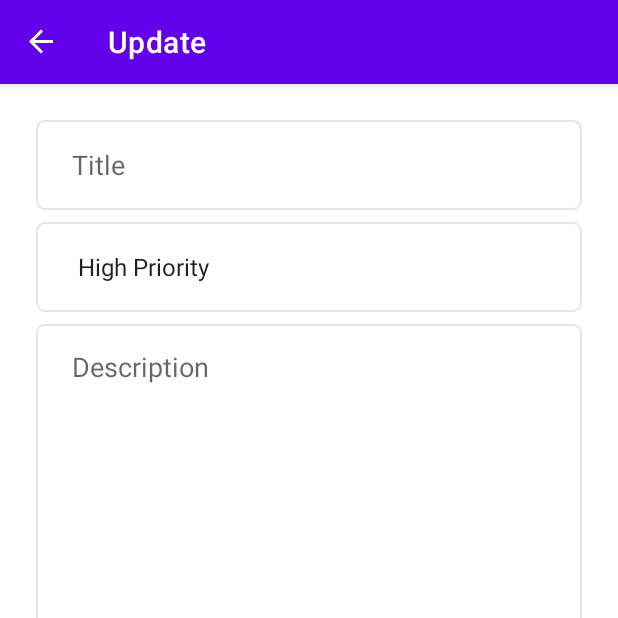
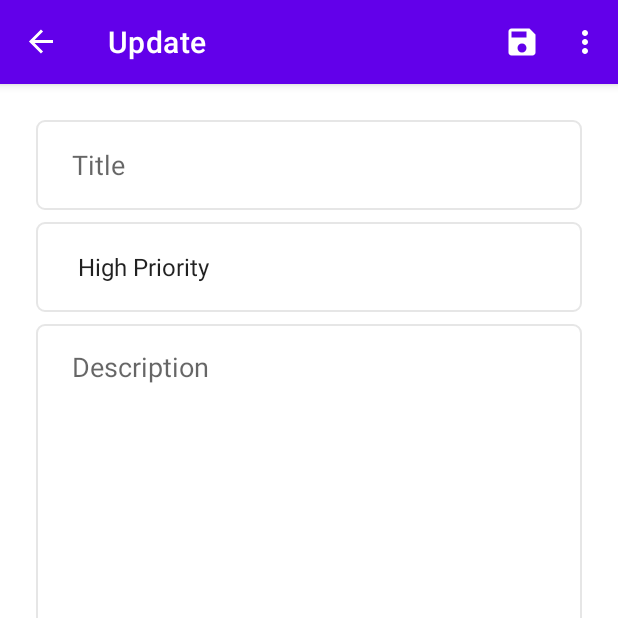
Before and after one commit to WSixx/To-Do-App-Clean-Architecture-Kotlin, an Android app: the UpdateFragment screen opened through its navigation route, on a phone screen of 412 x 824 dp, the top half of it. Run offline under Robolectric (Android 15) with nearby library versions, the phone set to English and light mode, and no system bars; our stand-ins replace navigation-ui.

Commit message:
Menu created

```diff
--- a/app/src/main/java/br/com/lucad/todoappcleanarch/fragments/add/AddFragment.kt
+++ b/app/src/main/java/br/com/lucad/todoappcleanarch/fragments/add/AddFragment.kt
@@ -1,10 +1,8 @@
 package br.com.lucad.todoappcleanarch.fragments.add
 
 import android.os.Bundle
+import android.view.*
 import androidx.fragment.app.Fragment
-import android.view.LayoutInflater
-import android.view.View
-import android.view.ViewGroup
 import br.com.lucad.todoappcleanarch.R
 
 class AddFragment : Fragment() {
@@ -13,8 +11,15 @@ class AddFragment : Fragment() {
         inflater: LayoutInflater, container: ViewGroup?,
         savedInstanceState: Bundle?
     ): View? {
+
+        setHasOptionsMenu(true)
+
         // Inflate the layout for this fragment
         return inflater.inflate(R.layout.fragment_add, container, false)
     }
 
+    override fun onCreateOptionsMenu(menu: Menu, inflater: MenuInflater) {
+        inflater.inflate(R.menu.add_fragment_menu, menu)
+    }
+
 }
--- a/app/src/main/java/br/com/lucad/todoappcleanarch/fragments/list/ListFragment.kt
+++ b/app/src/main/java/br/com/lucad/todoappcleanarch/fragments/list/ListFragment.kt
@@ -1,14 +1,9 @@
 package br.com.lucad.todoappcleanarch.fragments.list
 
 import android.os.Bundle
-import android.text.Layout
+import android.view.*
 import androidx.fragment.app.Fragment
-import android.view.LayoutInflater
-import android.view.View
-import android.view.ViewGroup
 import androidx.constraintlayout.widget.ConstraintLayout
-import androidx.navigation.Navigation
-import androidx.navigation.fragment.NavHostFragment
 import androidx.navigation.fragment.findNavController
 import br.com.lucad.todoappcleanarch.R
 import com.google.android.material.floatingactionbutton.FloatingActionButton
@@ -22,6 +17,8 @@ class ListFragment : Fragment() {
         // Inflate the layout for this fragment
         val view =  inflater.inflate(R.layout.fragment_list, container, false)
 
+        setHasOptionsMenu(true)
+
        view.findViewById<FloatingActionButton>(R.id.floatingActionButton).setOnClickListener {
             findNavController().navigate(R.id.action_listFragment_to_addFragment)
         }
@@ -32,4 +29,8 @@ class ListFragment : Fragment() {
 
         return view
     }
+
+    override fun onCreateOptionsMenu(menu: Menu, inflater: MenuInflater) {
+        inflater.inflate(R.menu.list_fragment_menu, menu)
+    }
 }
--- a/app/src/main/java/br/com/lucad/todoappcleanarch/fragments/update/UpdateFragment.kt
+++ b/app/src/main/java/br/com/lucad/todoappcleanarch/fragments/update/UpdateFragment.kt
@@ -1,10 +1,8 @@
 package br.com.lucad.todoappcleanarch.fragments.update
 
 import android.os.Bundle
+import android.view.*
 import androidx.fragment.app.Fragment
-import android.view.LayoutInflater
-import android.view.View
-import android.view.ViewGroup
 import br.com.lucad.todoappcleanarch.R
 
 class UpdateFragment : Fragment() {
@@ -13,7 +11,13 @@ class UpdateFragment : Fragment() {
         inflater: LayoutInflater, container: ViewGroup?,
         savedInstanceState: Bundle?
     ): View? {
+
+        setHasOptionsMenu(true)
         // Inflate the layout for this fragment
         return inflater.inflate(R.layout.fragment_update, container, false)
     }
+
+    override fun onCreateOptionsMenu(menu: Menu, inflater: MenuInflater) {
+        inflater.inflate(R.menu.update_fragment_menu, menu)
+    }
 }
--- /dev/null
+++ b/app/src/main/res/drawable/ic_check.xml
@@ -0,0 +1,10 @@
+<vector xmlns:android="http://schemas.android.com/apk/res/android"
+    android:width="24dp"
+    android:height="24dp"
+    android:viewportWidth="24"
+    android:viewportHeight="24"
+    android:tint="?attr/colorControlNormal">
+  <path
+      android:fillColor="@android:color/white"
+      android:pathData="M9,16.17L4.83,12l-1.42,1.41L9,19 21,7l-1.41,-1.41z"/>
+</vector>
--- /dev/null
+++ b/app/src/main/res/drawable/ic_save.xml
@@ -0,0 +1,10 @@
+<vector xmlns:android="http://schemas.android.com/apk/res/android"
+    android:width="24dp"
+    android:height="24dp"
+    android:viewportWidth="24"
+    android:viewportHeight="24"
+    android:tint="?attr/colorControlNormal">
+  <path
+      android:fillColor="@android:color/white"
+      android:pathData="M17,3L5,3c-1.11,0 -2,0.9 -2,2v14c0,1.1 0.89,2 2,2h14c1.1,0 2,-0.9 2,-2L21,7l-4,-4zM12,19c-1.66,0 -3,-1.34 -3,-3s1.34,-3 3,-3 3,1.34 3,3 -1.34,3 -3,3zM15,9L5,9L5,5h10v4z"/>
+</vector>
--- /dev/null
+++ b/app/src/main/res/drawable/ic_search.xml
@@ -0,0 +1,10 @@
+<vector xmlns:android="http://schemas.android.com/apk/res/android"
+    android:width="24dp"
+    android:height="24dp"
+    android:viewportWidth="24"
+    android:viewportHeight="24"
+    android:tint="?attr/colorControlNormal">
+  <path
+      android:fillColor="@android:color/white"
+      android:pathData="M15.5,14h-0.79l-0.28,-0.27C15.41,12.59 16,11.11 16,9.5 16,5.91 13.09,3 9.5,3S3,5.91 3,9.5 5.91,16 9.5,16c1.61,0 3.09,-0.59 4.23,-1.57l0.27,0.28v0.79l5,4.99L20.49,19l-4.99,-5zM9.5,14C7.01,14 5,11.99 5,9.5S7.01,5 9.5,5 14,7.01 14,9.5 11.99,14 9.5,14z"/>
+</vector>
--- /dev/null
+++ b/app/src/main/res/menu/add_fragment_menu.xml
@@ -0,0 +1,12 @@
+<?xml version="1.0" encoding="utf-8"?>
+<menu xmlns:android="http://schemas.android.com/apk/res/android"
+    xmlns:app="http://schemas.android.com/apk/res-auto">
+
+    <item
+        android:id="@+id/menu_add"
+        android:title="@string/add"
+        android:icon="@drawable/ic_check"
+        android:iconTint="@color/white"
+        app:showAsAction="ifRoom"/>
+
+</menu>
--- /dev/null
+++ b/app/src/main/res/menu/list_fragment_menu.xml
@@ -0,0 +1,33 @@
+<?xml version="1.0" encoding="utf-8"?>
+<menu xmlns:android="http://schemas.android.com/apk/res/android"
+    xmlns:app="http://schemas.android.com/apk/res-auto">
+
+    <item
+        android:id="@+id/menu_search"
+        android:title="@string/search"
+        android:icon="@drawable/ic_search"
+        android:iconTint="@color/white"
+        app:showAsAction="ifRoom"
+        app:actionViewClass="androidx.appcompat.widget.SearchView" />
+
+    <group android:checkableBehavior="single">
+        <item
+            android:id="@+id/menu_sortBy"
+            android:title="@string/sort_by">
+            <menu>
+                <item
+                    android:id="@+id/menu_priority_high"
+                    android:title="@string/priority_high"/>
+                <item
+                    android:id="@+id/menu_priority_low"
+                    android:title="@string/priority_low"/>
+            </menu>
+        </item>
+    </group>
+
+    <item
+        android:id="@+id/menu_delete_all"
+        android:title="@string/delete_all"
+        app:showAsAction="never"/>
+
+</menu>
--- /dev/null
+++ b/app/src/main/res/menu/update_fragment_menu.xml
@@ -0,0 +1,17 @@
+<?xml version="1.0" encoding="utf-8"?>
+<menu xmlns:android="http://schemas.android.com/apk/res/android"
+    xmlns:app="http://schemas.android.com/apk/res-auto">
+
+    <item
+        android:id="@+id/menu_save"
+        android:title="@string/save"
+        android:icon="@drawable/ic_save"
+        android:iconTint="@color/white"
+        app:showAsAction="ifRoom"/>
+
+    <item
+        android:id="@+id/menu_delete"
+        android:title="@string/delete"
+        app:showAsAction="never"/>
+
+</menu>
--- a/app/src/main/res/values/strings.xml
+++ b/app/src/main/res/values/strings.xml
@@ -5,6 +5,14 @@
     <string name="no_data">No Data</string>
     <string name="title">Title</string>
     <string name="description">Description</string>
+    <string name="search">Search</string>
+    <string name="sort_by">Sort By</string>
+    <string name="priority_high">Priority High</string>
+    <string name="priority_low">Priority Low</string>
+    <string name="delete_all">Delete All</string>
+    <string name="add">Add</string>
+    <string name="save">Save</string>
+    <string name="delete">Delete</string>
 
     <string-array name="priorities">
 
--- a/app/src/main/res/values/themes.xml
+++ b/app/src/main/res/values/themes.xml
@@ -1,6 +1,6 @@
 <resources xmlns:tools="http://schemas.android.com/tools">
     <!-- Base application theme. -->
-    <style name="Theme.ToDoAppCleanArch" parent="Theme.MaterialComponents.DayNight.DarkActionBar">
+    <style name="Theme.ToDoAppCleanArch" parent="Theme.MaterialComponents.Light.DarkActionBar">
         <!-- Primary brand color. -->
         <item name="colorPrimary">@color/colorPrimary</item>
         <item name="colorPrimaryVariant">@color/colorPrimaryDark</item>
```
